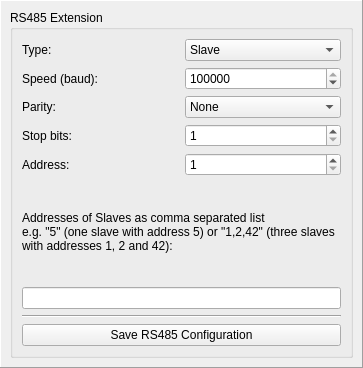
This is src/brickv/plugin_system/plugins/master/ui/rs485.ui in Tinkerforge/brickv as Qt 5 draws it before an edit. The edited form follows.
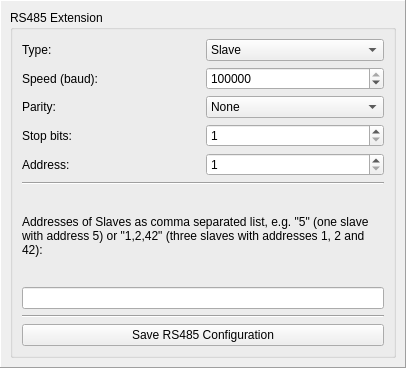
This is the edited form.

What changed in the file:
```diff
--- a/src/brickv/plugin_system/plugins/master/ui/rs485.ui
+++ b/src/brickv/plugin_system/plugins/master/ui/rs485.ui
@@ -6,7 +6,7 @@
    <rect>
     <x>0</x>
     <y>0</y>
-    <width>363</width>
+    <width>406</width>
     <height>368</height>
    </rect>
   </property>
@@ -153,19 +153,25 @@
            </item>
           </layout>
          </item>
+         <item>
+          <widget class="Line" name="line">
+           <property name="orientation">
+            <enum>Qt::Horizontal</enum>
+           </property>
+          </widget>
+         </item>
          <item>
           <layout class="QHBoxLayout" name="horizontalLayout_2">
            <item>
             <widget class="QLabel" name="label_slave_address">
-             <property name="minimumSize">
-              <size>
-               <width>0</width>
-               <height>60</height>
-              </size>
+             <property name="sizePolicy">
+              <sizepolicy hsizetype="Preferred" vsizetype="MinimumExpanding">
+               <horstretch>0</horstretch>
+               <verstretch>0</verstretch>
+              </sizepolicy>
              </property>
              <property name="text">
-              <string>Addresses of Slaves as comma separated list
-e.g. &quot;5&quot; (one slave with address 5) or &quot;1,2,42&quot; (three slaves with addresses 1, 2 and 42):</string>
+              <string>Addresses of Slaves as comma separated list, e.g. &quot;5&quot; (one slave with address 5) or &quot;1,2,42&quot; (three slaves with addresses 1, 2 and 42):</string>
              </property>
              <property name="wordWrap">
               <bool>true</bool>
```
